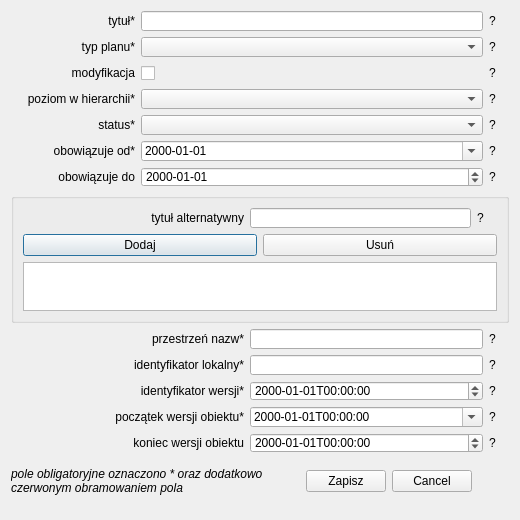
First picture: the form in AktPlanowaniaPrzestrzennego.ui, repository CyfryzacjaAPP/wtyczka_qgis_app_2, before the edit.
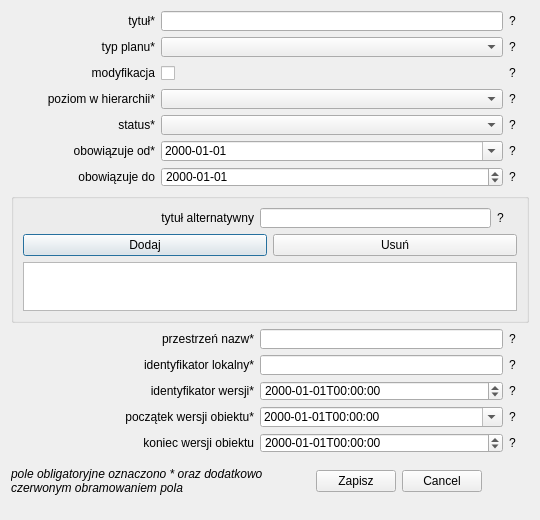
Second picture: the form after the edit. Custom widgets are drawn as their Qt base class.

```diff
--- a/AktPlanowaniaPrzestrzennego.ui
+++ b/AktPlanowaniaPrzestrzennego.ui
@@ -6,7 +6,7 @@
    <rect>
     <x>0</x>
     <y>0</y>
-    <width>520</width>
+    <width>540</width>
     <height>520</height>
    </rect>
   </property>
```
Left out of the diff: 297 changed lines with no effect on the pictures.
